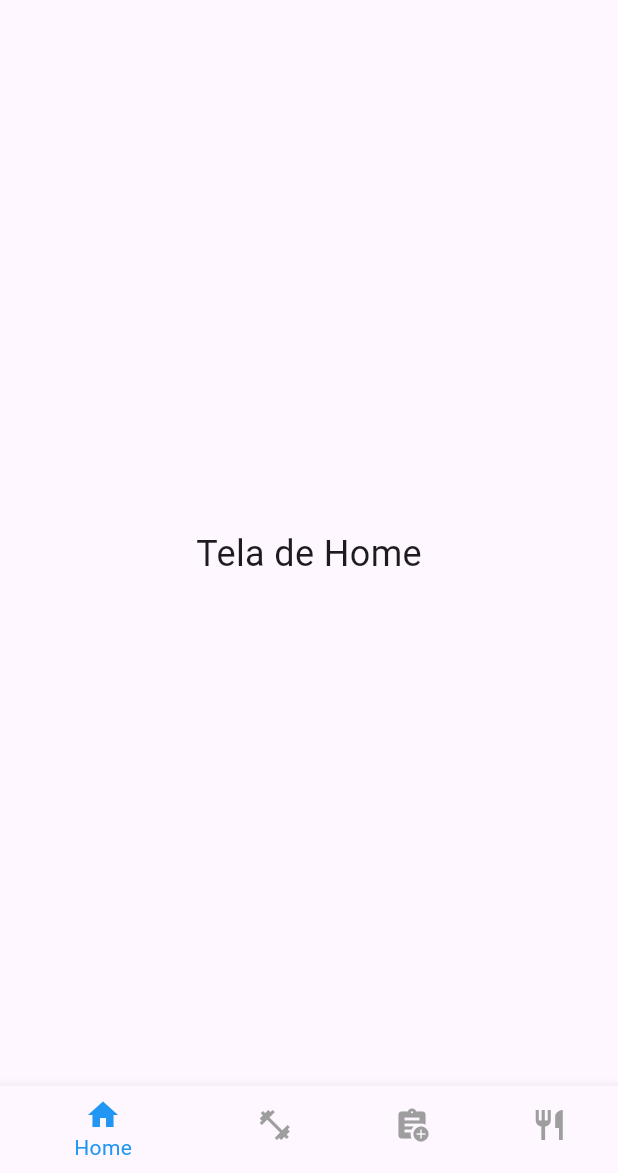
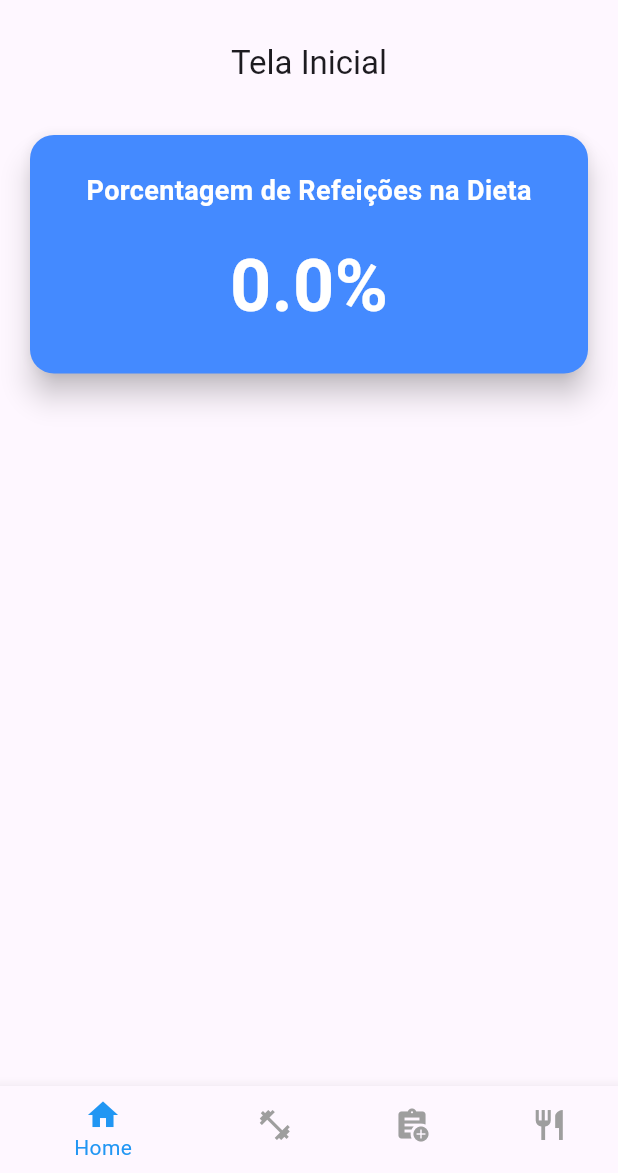
Before and after one commit to hidelrios/flutter-fitjourney, a Flutter app: the screen it shows after launch, on a phone screen of 412 x 824 dp, the part 63-1236 px from its top. Run offline on Flutter 3.47's test engine with Material 3 defaults, Android fonts, the phone set to English and light mode, and no system bars; our stand-ins replace hive, hive_flutter, image_picker; accounts and stored records are empty.

Commit message:
adicionado tela de porcentagem

```diff
--- a/fitjourney/lib/src/screens/home/home.dart
+++ b/fitjourney/lib/src/screens/home/home.dart
@@ -1,8 +1,7 @@
 import 'package:flutter/material.dart';
-
-import '../exercises/exercises.dart';
-import '../meals/meal_tracking_home.dart';
-import '../workoutplans/workoutplans.dart';
+import 'package:hive/hive.dart';
+import '../meals/meals_statistics.dart';
+import '../../models/meal.dart';
 
 class HomeScreen extends StatefulWidget {
   @override
@@ -10,16 +9,80 @@ class HomeScreen extends StatefulWidget {
 }
 
 class _HomeScreenState extends State<HomeScreen> {
+  late Box<Meal> _mealsBox;
+
+  @override
+  void initState() {
+    super.initState();
+    _mealsBox = Hive.box<Meal>('mealsBox');
+  }
+
+  double _getDietPercentage() {
+    final totalMeals = _mealsBox.length;
+    if (totalMeals == 0) return 0;
+    final mealsInDiet = _mealsBox.values.where((meal) => meal.isInDiet).length;
+    return (mealsInDiet / totalMeals) * 100;
+  }
 
   @override
   Widget build(BuildContext context) {
-    return Center(
-      child: Text(
-        'Tela de Home',
-        style: TextStyle(fontSize: 24),
+    final dietPercentage = _getDietPercentage();
+
+    return Scaffold(
+      appBar: AppBar(
+        title: Text('Tela Inicial'),
+        centerTitle: true,
+      ),
+      body: Padding(
+        padding: const EdgeInsets.all(16.0),
+        child: Column(
+          crossAxisAlignment: CrossAxisAlignment.stretch,
+          children: [
+            GestureDetector(
+              onTap: () {
+                Navigator.of(context).push(
+                  MaterialPageRoute(
+                    builder: (context) => MealStatisticsScreen(),
+                  ),
+                );
+              },
+              child: Card(
+                color: Colors.blueAccent,
+                shape: RoundedRectangleBorder(
+                  borderRadius: BorderRadius.circular(16),
+                ),
+                elevation: 8,
+                child: Padding(
+                  padding: const EdgeInsets.all(24.0),
+                  child: Column(
+                    mainAxisSize: MainAxisSize.min,
+                    children: [
+                      Text(
+                        'Porcentagem de Refeições na Dieta',
+                        style: TextStyle(
+                          color: Colors.white,
+                          fontSize: 18,
+                          fontWeight: FontWeight.bold,
+                        ),
+                      ),
+                      SizedBox(height: 16),
+                      Text(
+                        '${dietPercentage.toStringAsFixed(1)}%',
+                        style: TextStyle(
+                          color: Colors.white,
+                          fontSize: 48,
+                          fontWeight: FontWeight.bold,
+                        ),
+                      ),
+                    ],
+                  ),
+                ),
+              ),
+            ),
+            // Outros cards ou conteúdo podem ser adicionados aqui
+          ],
+        ),
       ),
     );
   }
-
-
 }
```
Also changed, not shown: fitjourney/lib/src/screens/meals/meal_tracking_detail.dart (+12 -2 lines), fitjourney/lib/src/screens/meals/meal_tracking_home.dart (+19 -8 lines), fitjourney/lib/src/screens/meals/meals_statistics.dart (added, +150 -0 lines).
